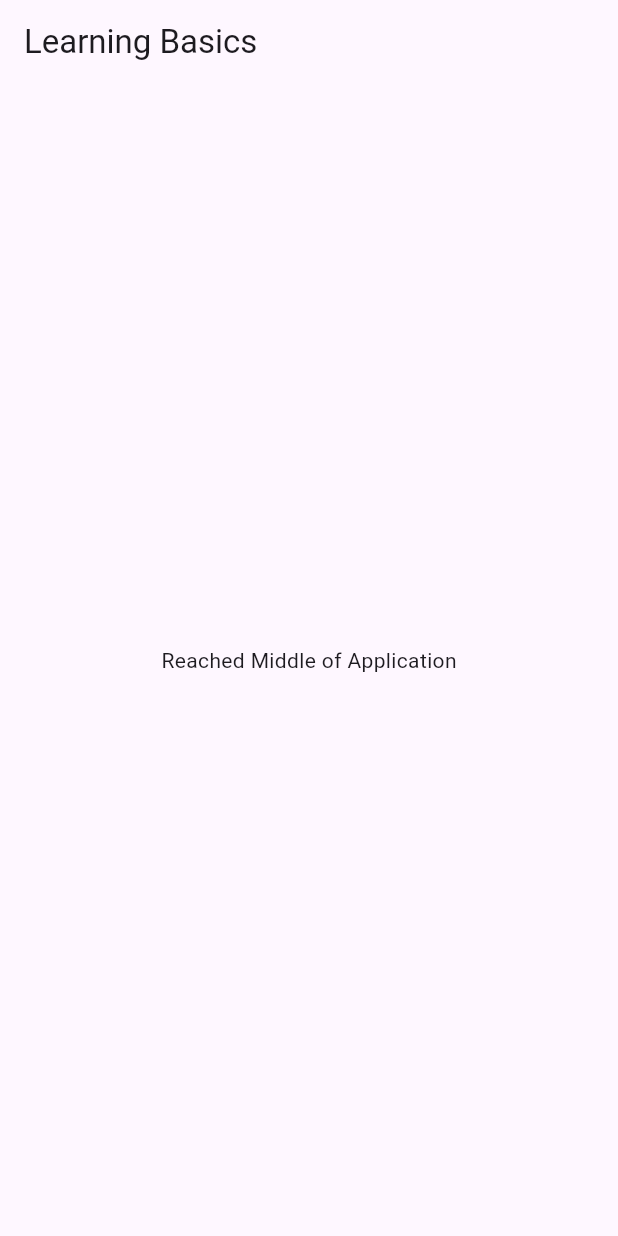
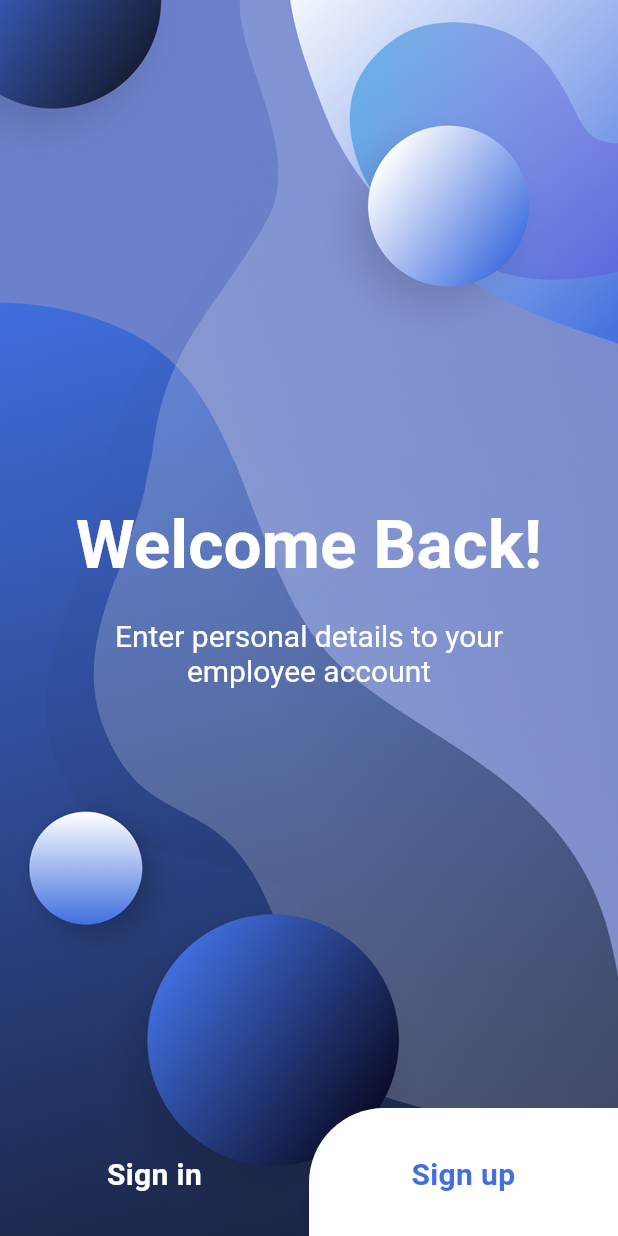
Before and after one commit to sahilnarwal2111/smart-utility, a Flutter app: the screen it shows after launch, on a phone screen of 412 x 824 dp. Run offline on Flutter 3.47's test engine with Material 3 defaults, Android fonts, the phone set to English and light mode, and no system bars.

Commit message:
Working on sign in screen

```diff
--- a/lib/main.dart
+++ b/lib/main.dart
@@ -1,4 +1,5 @@
 import 'package:flutter/material.dart';
+import 'package:test_drive/screens/welcome_screen.dart';
 
 void main(){
   runApp(MyApp());
@@ -9,14 +10,7 @@ class MyApp extends StatelessWidget{
   Widget build(BuildContext context){
     return MaterialApp(
       title: 'First App with Flutter',
-      home: Scaffold(
-        appBar: AppBar(
-          title: const Text('Learning Basics'),
-        ),
-        body:const Center(
-          child: Text('Reached Middle of Application'),
-        ),
-      ),
+      home: const WelcomeScreen()
 
     );
   }
--- /dev/null
+++ b/lib/screens/welcome_screen.dart
@@ -0,0 +1,76 @@
+import 'package:flutter/material.dart';
+import 'package:test_drive/screens/signin_screen.dart';
+import 'package:test_drive/screens/signup_screen.dart';
+import 'package:test_drive/widgets/custom_scaffold.dart';
+import 'package:test_drive/widgets/welcome_button.dart';
+import 'package:test_drive/theme/theme.dart';
+
+class WelcomeScreen extends StatelessWidget{
+  const WelcomeScreen({super.key});
+
+  @override
+  Widget build(BuildContext context) {
+    return  CustomScaffold(
+      child: Column(
+        children: [
+          Flexible(
+            flex: 8,
+            child: Container(
+              padding: const EdgeInsets.symmetric(
+                vertical: 0,
+                horizontal: 40.0,
+              ),
+              child: Center(
+                child: RichText(
+                  textAlign: TextAlign.center,
+                  text: const TextSpan(
+                    children: [
+                      TextSpan(
+                        text: 'Welcome Back!\n',
+                        style: TextStyle(
+                          fontSize: 45.0
+                          ,fontWeight: FontWeight.w600                        )
+                      ),
+                      TextSpan(
+                        text:'\nEnter personal details to your employee account',
+                        style: TextStyle(
+                          fontSize: 20,
+                        )
+                      )
+                    ]
+                  )
+                ),
+                ),
+          )),
+          Flexible(
+            flex: 1,
+            child : Align(
+              alignment: Alignment.bottomRight,
+              child: Row(
+              children: [
+                const Expanded(
+                  child: WelcomeButton(
+                    buttonText: 'Sign in',
+                    onTap: SignInScreen(),
+                    color: Colors.transparent,
+                    textColor: Colors.white,
+                  )
+                  ),
+                Expanded(
+                  child: WelcomeButton(
+                    buttonText: 'Sign up',
+                    onTap: const SignUpScreen(),
+                    color: Colors.white,
+                    textColor: lightColorScheme.primary,
+                  )
+                  ),
+
+              ],
+          )
+            )
+            ),
+        ],
+      )
+      );
+  }
+}
--- /dev/null
+++ b/lib/widgets/custom_scaffold.dart
@@ -0,0 +1,32 @@
+import 'package:flutter/material.dart';
+
+class CustomScaffold extends StatelessWidget{
+  const CustomScaffold ({super.key, this.child});
+
+  final Widget? child;
+
+  @override
+  Widget build(BuildContext context) {
+    return Scaffold(
+      appBar: AppBar(
+        iconTheme: const IconThemeData(color: Colors.white),
+        backgroundColor: Colors.transparent,
+        elevation: 0,
+      ),
+      extendBodyBehindAppBar: true,
+      body: Stack(
+        children: [
+          Image.asset(
+            'assets/images/bg1.png',
+            fit: BoxFit.cover,
+            width: double.infinity,
+            height: double.infinity,
+          ),
+          SafeArea(
+            child: child!,
+          )
+        ],
+      ),
+    );
+  }
+}
--- /dev/null
+++ b/lib/widgets/welcome_button.dart
@@ -0,0 +1,48 @@
+import 'package:flutter/material.dart';
+import 'package:test_drive/screens/signup_screen.dart';
+
+class WelcomeButton extends StatelessWidget{
+  const WelcomeButton({super.key, this.buttonText, this.onTap, this.color, this.textColor});
+
+  final String? buttonText;
+  final Widget? onTap;
+  final Color? color;
+  final Color? textColor;
+
+  @override
+  Widget build(BuildContext context) {
+    return GestureDetector(
+      onTap: () {
+        Navigator.push(
+          context,
+           MaterialPageRoute(
+            builder: (e) => onTap!,
+        ),
+        );
+      },
+      child: Container(
+        padding: const EdgeInsets.all(30.0),
+      decoration: BoxDecoration(
+        color: color!,
+        borderRadius: const BorderRadius.only(
+          topLeft: Radius.circular(50)
+        )
+      ),
+      child:  Text(
+        buttonText!,
+        textAlign: TextAlign.center,
+      style: TextStyle(
+        fontSize: 20.0,
+        fontWeight: FontWeight.bold,
+        color: textColor!
+
+      ),
+      ),
+    )
+    );
+
+
+
+  }
+
+}
--- a/pubspec.yaml
+++ b/pubspec.yaml
@@ -35,6 +35,7 @@ dependencies:
   # The following adds the Cupertino Icons font to your application.
   # Use with the CupertinoIcons class for iOS style icons.
   cupertino_icons: ^1.0.8
+  icons_plus: ^4.0.0
 
 dev_dependencies:
   flutter_test:
@@ -59,8 +60,8 @@ flutter:
   uses-material-design: true
 
   # To add assets to your application, add an assets section, like this:
-  # assets:
-  #   - images/a_dot_burr.jpeg
+  assets:
+    - assets/images/
   #   - images/a_dot_ham.jpeg
 
   # An image asset can refer to one or more resolution-specific "variants", see
```
Also changed, not shown: lib/screens/forget_password_screen.dart (added, +16 -0 lines), lib/screens/signin_screen.dart (added, +157 -0 lines), lib/screens/signup_screen.dart (added, +18 -0 lines), lib/theme/theme.dart (added, +62 -0 lines), assets/images/bg1.png (added).
